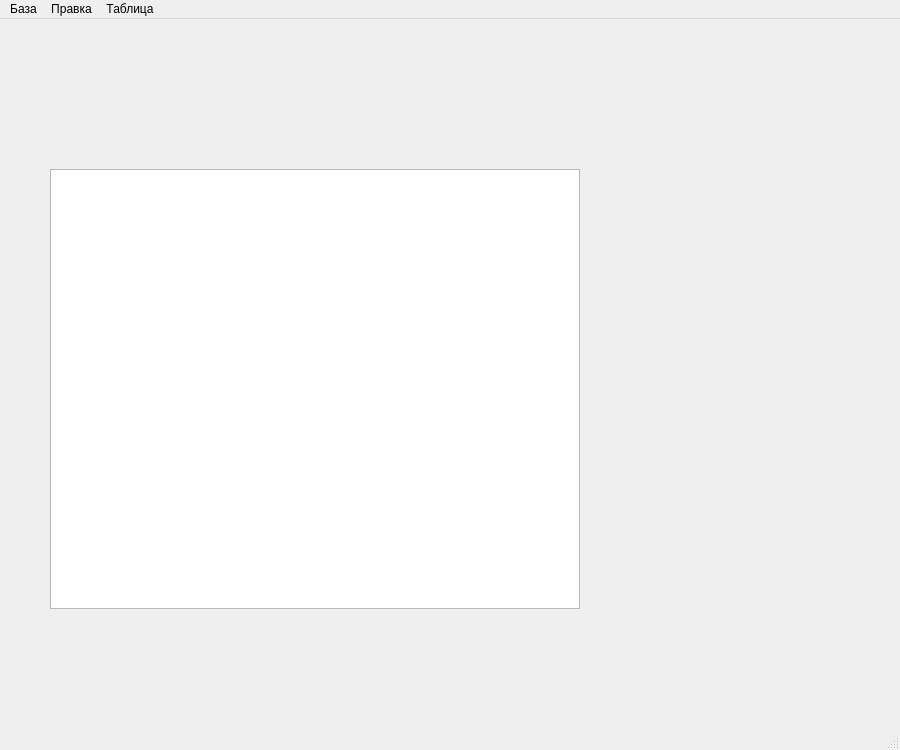
Qt form ui/mainwin.ui (Tr0ub1e/Izbushka) before a commit.
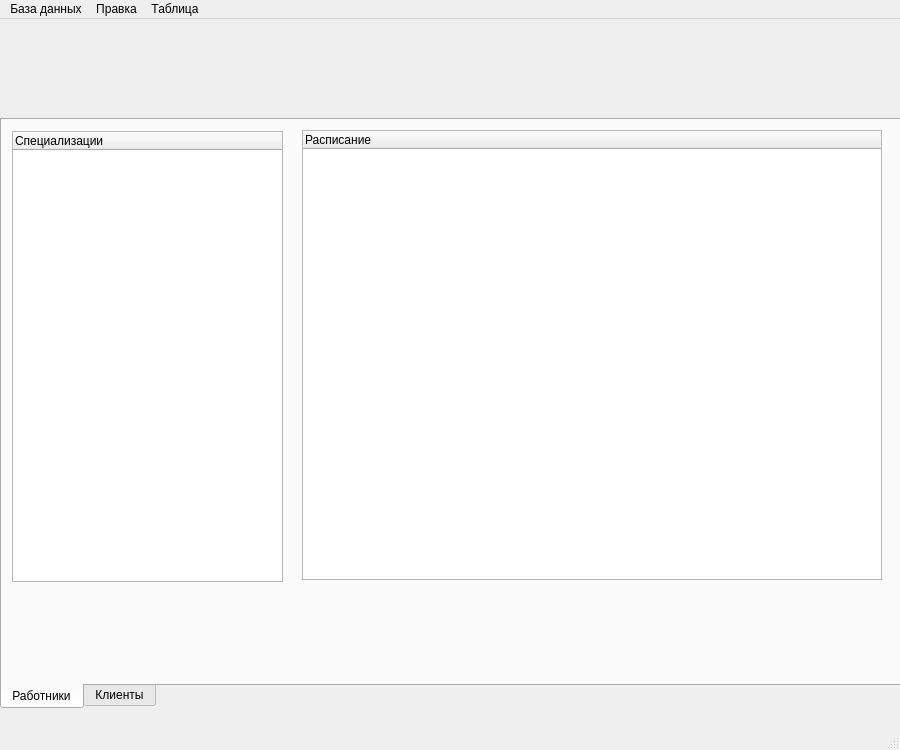
The same form after that commit.

Patch:
```diff
--- a/ui/mainwin.ui
+++ b/ui/mainwin.ui
@@ -14,21 +14,112 @@
    <string>Izbushka</string>
   </property>
   <widget class="QWidget" name="centralwidget">
-   <widget class="QTableWidget" name="tableWidget">
+   <widget class="QTabWidget" name="tabWidget">
     <property name="geometry">
      <rect>
-      <x>50</x>
-      <y>150</y>
-      <width>530</width>
-      <height>440</height>
+      <x>0</x>
+      <y>99</y>
+      <width>901</width>
+      <height>591</height>
      </rect>
     </property>
-    <property name="editTriggers">
-     <set>QAbstractItemView::NoEditTriggers</set>
+    <property name="layoutDirection">
+     <enum>Qt::LeftToRight</enum>
     </property>
-    <property name="alternatingRowColors">
-     <bool>false</bool>
+    <property name="tabPosition">
+     <enum>QTabWidget::South</enum>
     </property>
+    <property name="tabShape">
+     <enum>QTabWidget::Rounded</enum>
+    </property>
+    <property name="currentIndex">
+     <number>0</number>
+    </property>
+    <property name="elideMode">
+     <enum>Qt::ElideNone</enum>
+    </property>
+    <widget class="QWidget" name="tab">
+     <attribute name="title">
+      <string>Работники</string>
+     </attribute>
+     <widget class="QTreeWidget" name="emplTable">
+      <property name="geometry">
+       <rect>
+        <x>300</x>
+        <y>10</y>
+        <width>580</width>
+        <height>450</height>
+       </rect>
+      </property>
+      <column>
+       <property name="text">
+        <string notr="true">Расписание</string>
+       </property>
+      </column>
+     </widget>
+     <widget class="QTreeWidget" name="emplTree">
+      <property name="geometry">
+       <rect>
+        <x>10</x>
+        <y>11</y>
+        <width>271</width>
+        <height>451</height>
+       </rect>
+      </property>
+      <property name="autoFillBackground">
+       <bool>true</bool>
+      </property>
+      <property name="styleSheet">
+       <string notr="true"/>
+      </property>
+      <column>
+       <property name="text">
+        <string notr="true">Специализации</string>
+       </property>
+      </column>
+     </widget>
+    </widget>
+    <widget class="QWidget" name="tab_2">
+     <attribute name="title">
+      <string>Клиенты</string>
+     </attribute>
+     <widget class="QTreeWidget" name="clientTable">
+      <property name="geometry">
+       <rect>
+        <x>300</x>
+        <y>10</y>
+        <width>580</width>
+        <height>450</height>
+       </rect>
+      </property>
+      <column>
+       <property name="text">
+        <string notr="true">Подробности</string>
+       </property>
+      </column>
+     </widget>
+     <widget class="QTreeWidget" name="clientTree">
+      <property name="geometry">
+       <rect>
+        <x>10</x>
+        <y>10</y>
+        <width>271</width>
+        <height>451</height>
+       </rect>
+      </property>
+      <property name="autoFillBackground">
+       <bool>true</bool>
+      </property>
+      <property name="styleSheet">
+       <string notr="true"/>
+      </property>
+      <column>
+       <property name="text">
+        <string notr="true">Клиенты</string>
+       </property>
+      </column>
+     </widget>
+    </widget>
    </widget>
   </widget>
   <widget class="QMenuBar" name="menubar">
@@ -42,7 +133,7 @@
    </property>
    <widget class="QMenu" name="menu">
     <property name="title">
-     <string>База</string>
+     <string>База данных</string>
     </property>
     <addaction name="make_con"/>
     <addaction name="discon"/>
```
Left out of the diff: 1 changed line with no effect on the pictures.
